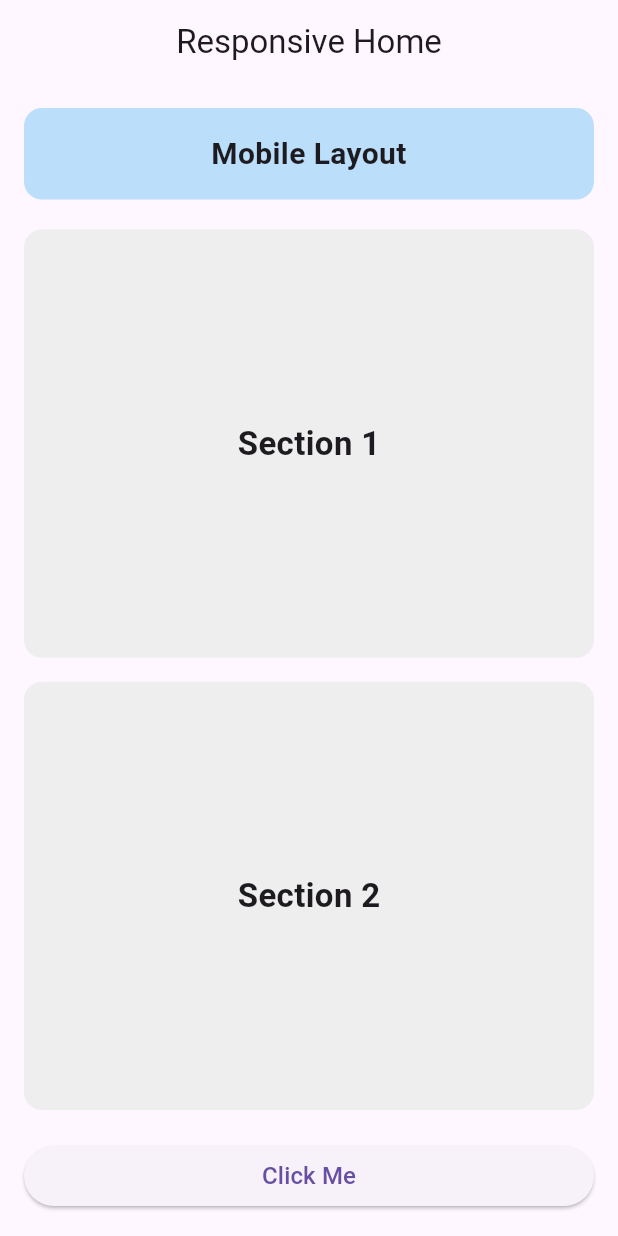
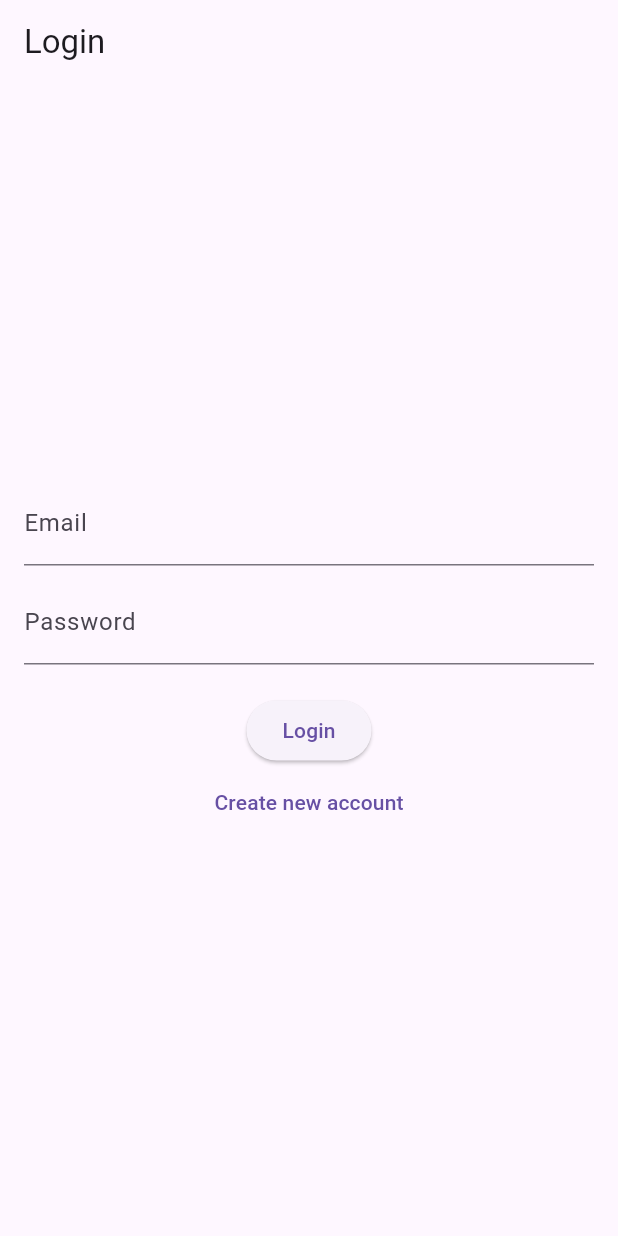
Before and after one commit to kalviumcommunity/S86-0126-Ignite-Building-Smart-Mobile-Experiences-with-Flutter-And-Firebase-Playon, a Flutter app: the screen it shows after launch, on a phone screen of 412 x 824 dp. Run offline on Flutter 3.47's test engine with Material 3 defaults, Android fonts, the phone set to English and light mode, and no system bars; our stand-ins replace cloud_firestore, firebase_auth, firebase_core; accounts and stored records are empty.

Commit message:
feat: integrated Firebase Auth and Firestore with working login and data flow

```diff
--- a/s86_0126_flutter_basics/lib/main.dart
+++ b/s86_0126_flutter_basics/lib/main.dart
@@ -1,7 +1,15 @@
 import 'package:flutter/material.dart';
-import 'screens/responsive_home.dart';
+import 'package:firebase_core/firebase_core.dart';
+import 'firebase_options.dart';
 
-void main() {
+import 'screens/login_screen.dart';
+// import 'screens/responsive_home.dart'; // keep for later use if needed
+
+void main() async {
+  WidgetsFlutterBinding.ensureInitialized();
+  await Firebase.initializeApp(
+    options: DefaultFirebaseOptions.currentPlatform,
+  );
   runApp(const MyApp());
 }
 
@@ -12,7 +20,7 @@
   Widget build(BuildContext context) {
     return const MaterialApp(
       debugShowCheckedModeBanner: false,
-      home: ResponsiveHome(),
+      home: LoginScreen(), // 🔥 Start with Auth
     );
   }
 }
--- /dev/null
+++ b/s86_0126_flutter_basics/lib/screens/login_screen.dart
@@ -0,0 +1,72 @@
+import 'package:flutter/material.dart';
+import '../services/auth_service.dart';
+import 'dashboard_screen.dart';
+import 'signup_screen.dart';
+
+class LoginScreen extends StatefulWidget {
+  const LoginScreen({super.key});
+
+  @override
+  State<LoginScreen> createState() => _LoginScreenState();
+}
+
+class _LoginScreenState extends State<LoginScreen> {
+  final TextEditingController emailController = TextEditingController();
+  final TextEditingController passwordController = TextEditingController();
+  final AuthService authService = AuthService();
+
+  @override
+  Widget build(BuildContext context) {
+    return Scaffold(
+      appBar: AppBar(title: const Text("Login")),
+      body: Padding(
+        padding: const EdgeInsets.all(16),
+        child: Column(
+          mainAxisAlignment: MainAxisAlignment.center,
+          children: [
+            TextField(
+              controller: emailController,
+              decoration: const InputDecoration(labelText: "Email"),
+            ),
+            const SizedBox(height: 10),
+            TextField(
+              controller: passwordController,
+              decoration: const InputDecoration(labelText: "Password"),
+              obscureText: true,
+            ),
+            const SizedBox(height: 20),
+            ElevatedButton(
+              onPressed: () async {
+                final user = await authService.login(
+                  emailController.text.trim(),
+                  passwordController.text.trim(),
+                );
+
+                if (user != null && context.mounted) {
+                  Navigator.pushReplacement(
+                    context,
+                    MaterialPageRoute(
+                      builder: (_) => const DashboardScreen(),
+                    ),
+                  );
+                }
+              },
+              child: const Text("Login"),
+            ),
+            TextButton(
+              onPressed: () {
+                Navigator.pushReplacement(
+                  context,
+                  MaterialPageRoute(
+                    builder: (_) => const SignupScreen(),
+                  ),
+                );
+              },
+              child: const Text("Create new account"),
+            ),
+          ],
+        ),
+      ),
+    );
+  }
+}
--- a/s86_0126_flutter_basics/lib/screens/responsive_home.dart
+++ b/s86_0126_flutter_basics/lib/screens/responsive_home.dart
@@ -1,7 +1,7 @@
 import 'package:flutter/material.dart';
 
 class ResponsiveHome extends StatefulWidget {
-  const ResponsiveHome({Key? key}) : super(key: key);
+  const ResponsiveHome({super.key});
 
   @override
   State<ResponsiveHome> createState() => _ResponsiveHomeState();
--- /dev/null
+++ b/s86_0126_flutter_basics/lib/services/auth_service.dart
@@ -0,0 +1,35 @@
+import 'package:firebase_auth/firebase_auth.dart';
+
+class AuthService {
+  final FirebaseAuth _auth = FirebaseAuth.instance;
+
+  Future<User?> signUp(String email, String password) async {
+    try {
+      final cred = await _auth.createUserWithEmailAndPassword(
+        email: email,
+        password: password,
+      );
+      return cred.user;
+    } catch (e) {
+      print("Signup error: $e");
+      return null;
+    }
+  }
+
+  Future<User?> login(String email, String password) async {
+    try {
+      final cred = await _auth.signInWithEmailAndPassword(
+        email: email,
+        password: password,
+      );
+      return cred.user;
+    } catch (e) {
+      print("Login error: $e");
+      return null;
+    }
+  }
+
+  Future<void> logout() async {
+    await _auth.signOut();
+  }
+}
```
Also changed, not shown: s86_0126_flutter_basics/lib/screens/dashboard_screen.dart (added, +75 -0 lines), s86_0126_flutter_basics/lib/screens/signup_screen.dart (added, +72 -0 lines), s86_0126_flutter_basics/lib/services/firestore_service.dart (added, +29 -0 lines), s86_0126_flutter_basics/pubspec.yaml (+5 -81 lines), s86_0126_flutter_basics/firebase.json (added), s86_0126_flutter_basics/lib/firebase_options.dart (added), s86_0126_flutter_basics/pubspec.lock, 7 other files.
